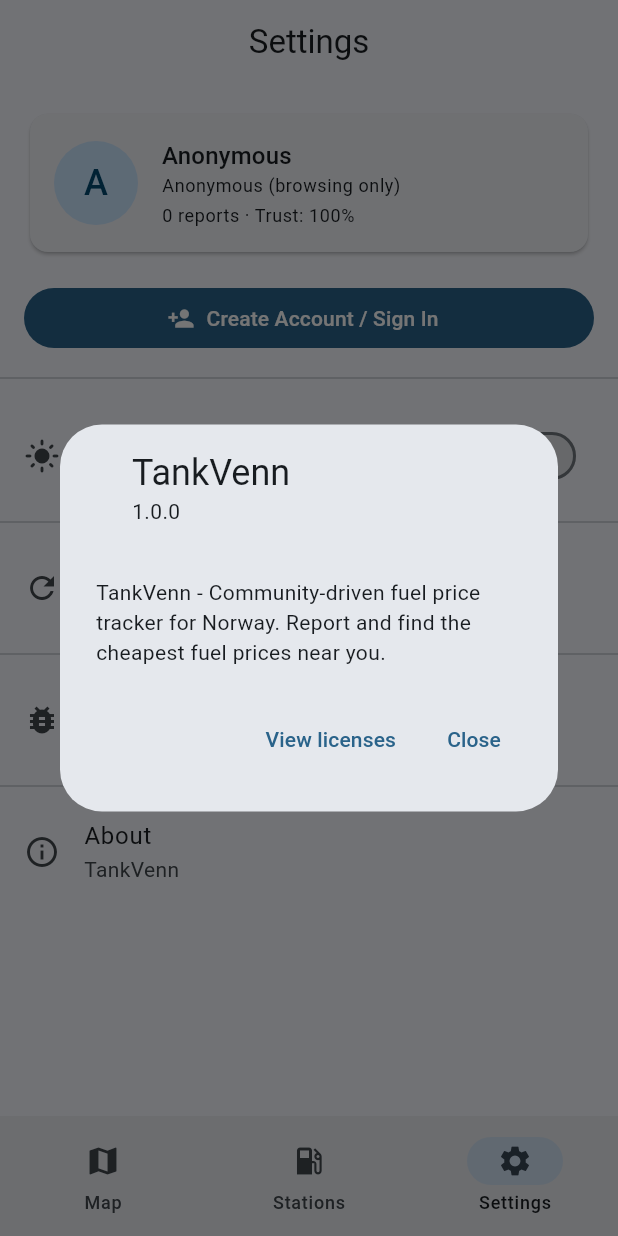
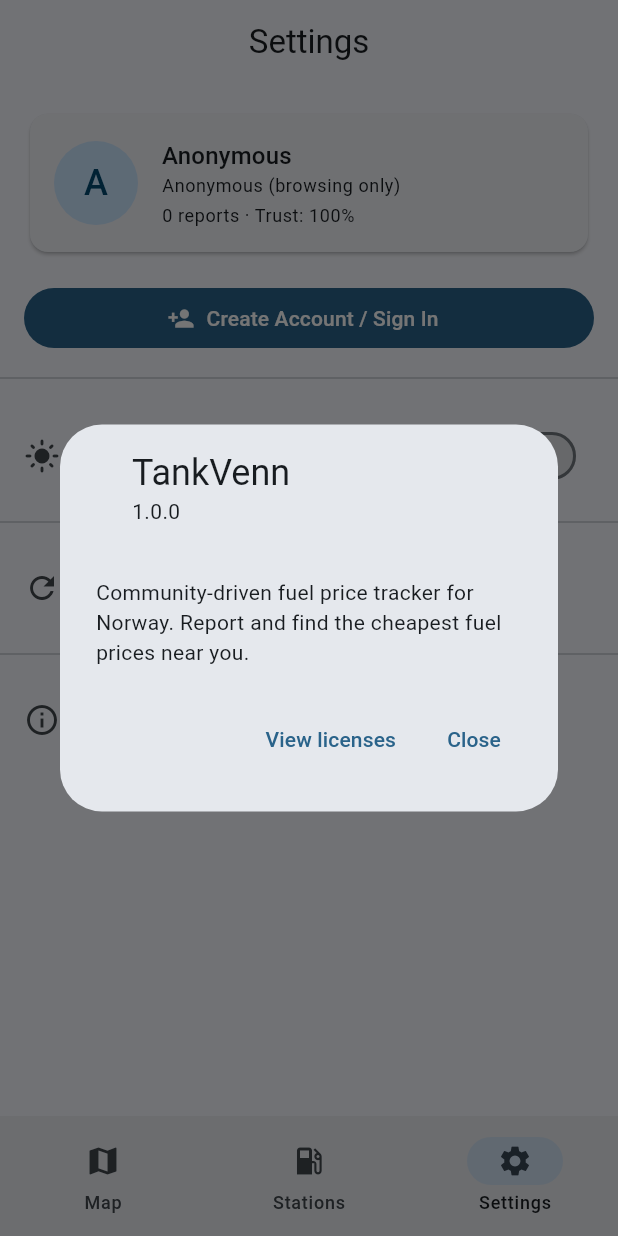
Before and after one commit to tsotnek/fuelpriceapp, a Flutter app: the screen it shows after launch, item 3 of the bottom bar chosen, after a tap on "About", on a phone screen of 412 x 824 dp. Run offline on Flutter 3.47's test engine with Material 3 defaults, Android fonts, the phone set to English and light mode, and no system bars; our stand-ins replace cloud_firestore, firebase_auth, firebase_core, fl_chart, flutter_map, geolocator and 4 more; accounts and stored records are empty; network calls fail; statements that could not run were skipped.

Commit message:
Reverted bug report feature

```diff
--- a/lib/screens/settings/settings_screen.dart
+++ b/lib/screens/settings/settings_screen.dart
@@ -1,6 +1,5 @@
 import 'package:flutter/material.dart';
 import 'package:provider/provider.dart';
-import 'package:url_launcher/url_launcher.dart';
 
 import '../../config/constants.dart';
 import '../../config/routes.dart';
@@ -59,24 +58,6 @@
     if (mounted) setState(() => _isRefreshing = false);
   }
 
-  Future<void> _launchBugReport() async {
-    final Uri emailUri = Uri(
-      scheme: 'mailto',
-      path: 'support@fuelpricetracker.com',
-      query: 'subject=Bug Report - TankVenn',
-    );
-
-    if (await canLaunchUrl(emailUri)) {
-      await launchUrl(emailUri, mode: LaunchMode.externalApplication);
-    } else {
-      if (mounted) {
-        ScaffoldMessenger.of(context).showSnackBar(
-          const SnackBar(content: Text('Could not open email client')),
-        );
-      }
-    }
-  }
-
   @override
   Widget build(BuildContext context) {
     final userProvider = context.watch<UserProvider>();
@@ -107,10 +88,8 @@
                       child: Column(
                         crossAxisAlignment: CrossAxisAlignment.start,
                         children: [
-                          Text(
-                            user.displayName,
-                            style: Theme.of(context).textTheme.titleMedium,
-                          ),
+                          Text(user.displayName,
+                              style: Theme.of(context).textTheme.titleMedium),
                           Text(
                             userProvider.accountTypeLabel,
                             style: Theme.of(context).textTheme.bodySmall,
@@ -178,21 +157,10 @@
                   )
                 : const Icon(Icons.refresh),
             title: const Text('Refresh Stations'),
-            subtitle: const Text(
-              'Fetch nearby fuel stations from OpenStreetMap',
-            ),
+            subtitle:
+                const Text('Fetch nearby fuel stations from OpenStreetMap'),
             enabled: !_isRefreshing,
             onTap: _refreshStations,
-          ),
-
-          const Divider(),
-
-          // Bug report
-          ListTile(
-            leading: const Icon(Icons.bug_report),
-            title: const Text('Report a Bug'),
-            subtitle: const Text('Send feedback or report issues'),
-            onTap: _launchBugReport,
           ),
 
           const Divider(),
@@ -209,7 +177,7 @@
                 applicationVersion: '1.0.0',
                 children: [
                   const Text(
-                    'TankVenn - Community-driven fuel price tracker for Norway. '
+                    'Community-driven fuel price tracker for Norway. '
                     'Report and find the cheapest fuel prices near you.',
                   ),
                 ],
```
